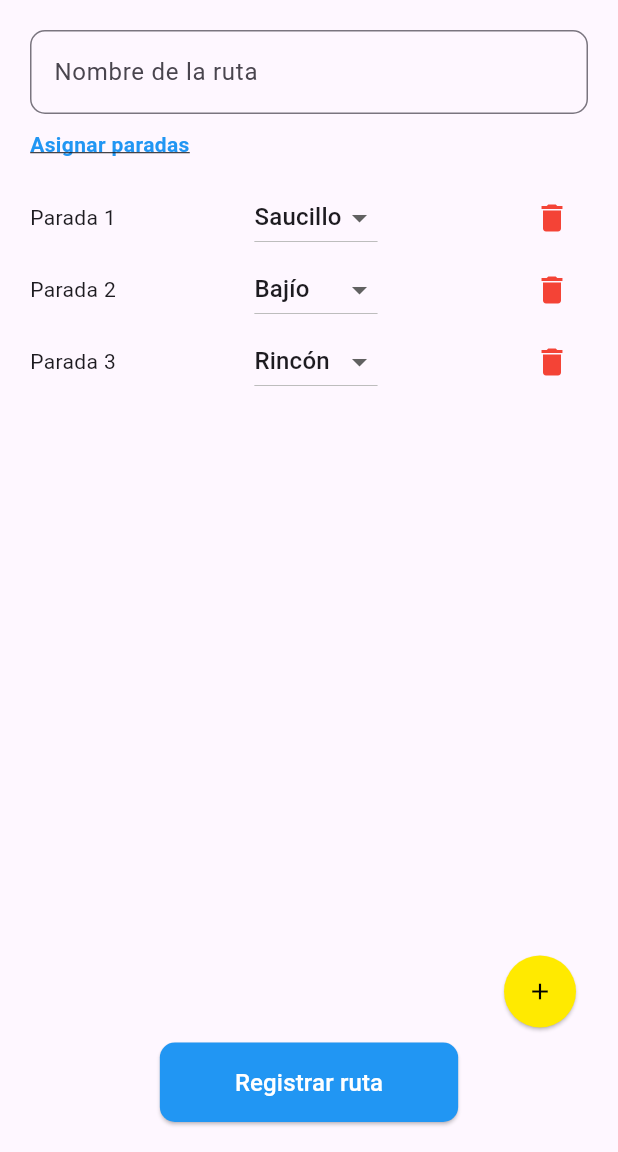
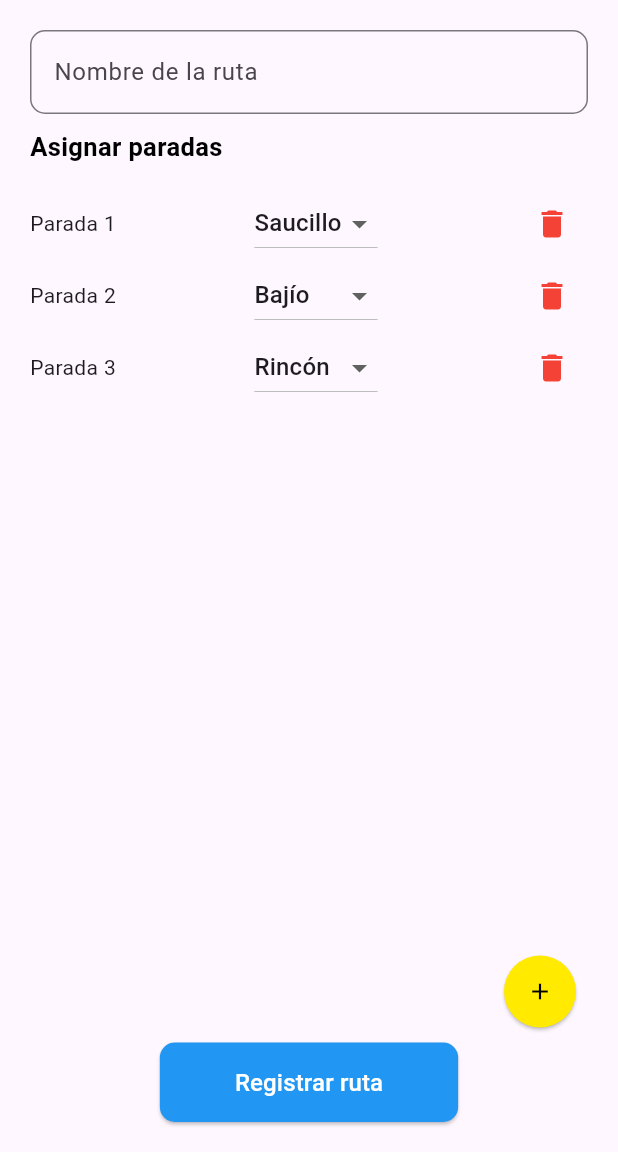
Before and after one commit to MiguelMacias3M/PadillaRoute, a Flutter app: the RoutesScreenRegister screen opened directly, on a phone screen of 412 x 824 dp, the part 84-1236 px from its top. Run offline on Flutter 3.47's test engine with Material 3 defaults, Android fonts, the phone set to English and light mode, and no system bars; our stand-ins replace firebase_auth, firebase_core, firebase_database, logger, objectbox; accounts and stored records are empty; generated files the repository leaves out were written again.

Commit message:
Cambio de colores y letra

```diff
--- a/lib/screens/RoutesScreenRegister.dart
+++ b/lib/screens/RoutesScreenRegister.dart
@@ -65,7 +65,7 @@ class _RoutesScreenRegisterState extends State<RoutesScreenRegister> {
               onTap: () {},
               child: Text(
                 'Asignar paradas',
-                style: TextStyle(color: Colors.blue, fontWeight: FontWeight.bold, decoration: TextDecoration.underline),
+                style: TextStyle(color: const Color.fromARGB(255, 0, 0, 0), fontWeight: FontWeight.bold, fontSize: 17 )
               ),
             ),
             SizedBox(height: 15),
```
